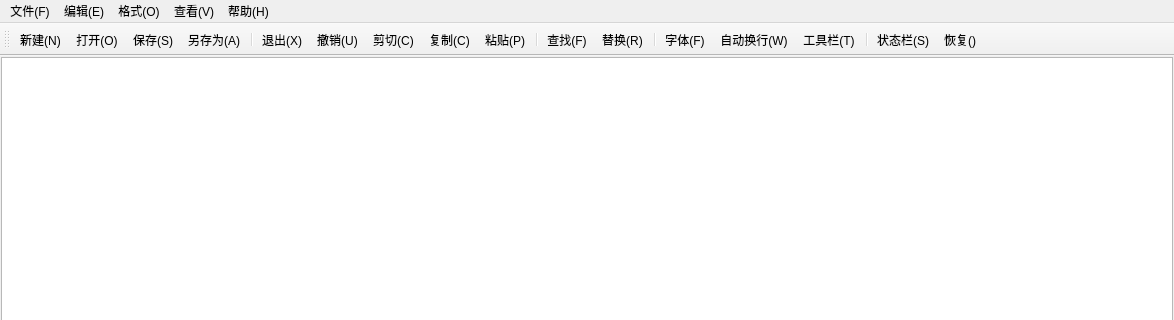
Qt form MyNotepad/mainwindow.ui (REI1208/Qt_work_code) before a commit; both pictures show x 0 to 1174 and y 0 to 320 of the 1174 by 600 pixel window.
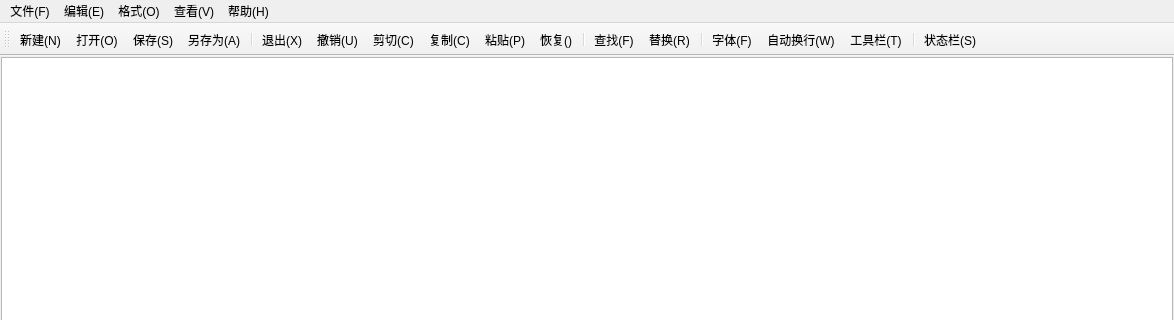
The same form after that commit. Icons and pictures are not drawn.

The edit to the form file:
```diff
--- a/MyNotepad/mainwindow.ui
+++ b/MyNotepad/mainwindow.ui
@@ -113,6 +113,7 @@
    <addaction name="actionCut"/>
    <addaction name="actionCopy"/>
    <addaction name="actionPaste"/>
+   <addaction name="actionRedo"/>
    <addaction name="separator"/>
    <addaction name="actionFind"/>
    <addaction name="actionReplace"/>
@@ -122,7 +123,6 @@
    <addaction name="actionToolbar"/>
    <addaction name="separator"/>
    <addaction name="actionStatusBar"/>
-   <addaction name="actionRedo"/>
   </widget>
   <action name="actionNew">
    <property name="text">
```
Left out of the diff: 70 changed lines with no effect on the pictures.
